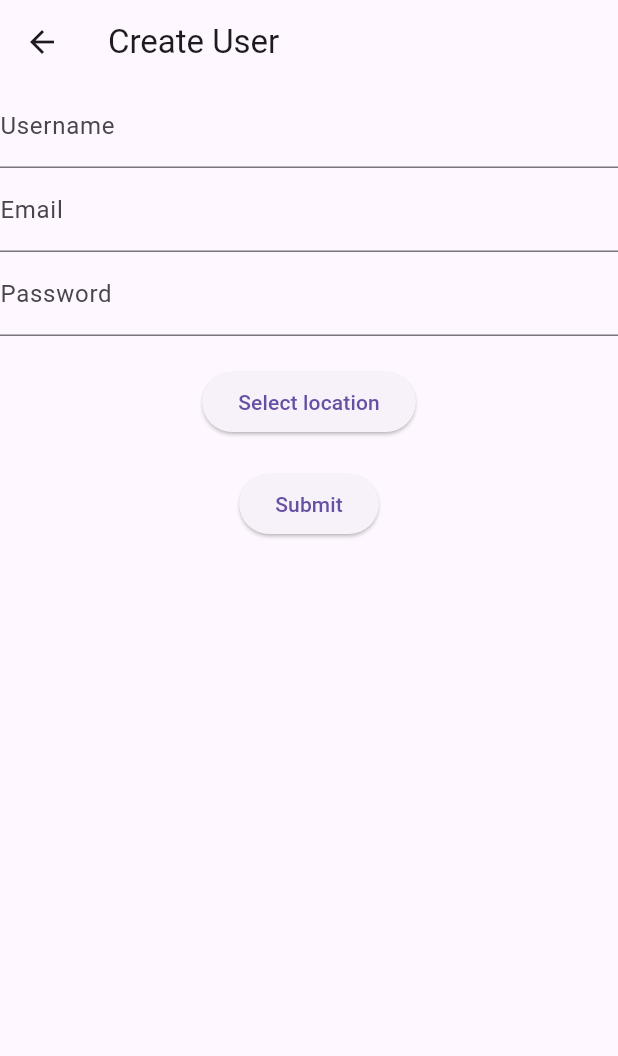
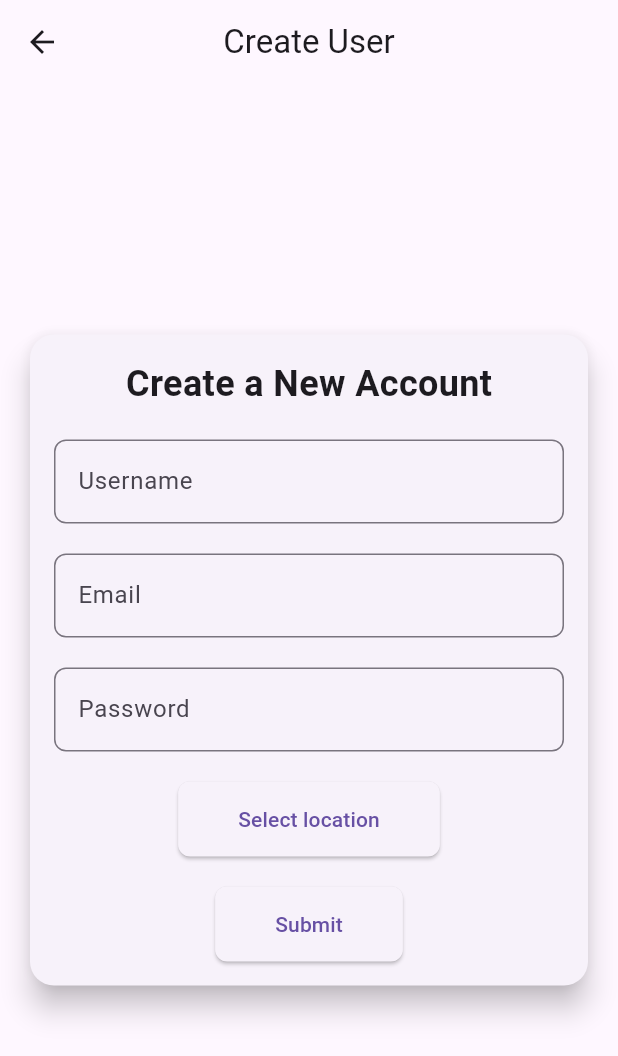
Before and after one commit to CodeByManu/MVP1_PDAI, a Flutter app: the screen it shows after launch, after a tap on "Create User", on a phone screen of 412 x 824 dp. Shown: the top 1056 px of the screen. Run offline on Flutter 3.47's test engine with Material 3 defaults, Android fonts, the phone set to English and light mode, and no system bars; our stand-ins replace flutter_local_notifications, flutter_map, latlong2, permission_handler, sqflite and 1 more; missing offline and left inert: alarm, dart:ffi, tflite_flutter; accounts and stored records are empty.

Commit message:
feat: pretty login

```diff
--- a/MVP1/my_app/lib/User/create_user.dart
+++ b/MVP1/my_app/lib/User/create_user.dart
@@ -3,7 +3,6 @@ import 'package:my_app/map/map.dart';
 import 'user_model.dart';
 import '../db/Database_helper.dart';
 import 'package:latlong2/latlong.dart';
-
 
 class CreateUser extends StatefulWidget {
   @override
@@ -23,23 +22,43 @@ class _CreateUserState extends State<CreateUser> {
     longitude: 0,
   );
 
-  int prin(double? value) {
-    print(value);
-    return 0;
-  }
-
   @override
   Widget build(BuildContext context) {
     return Scaffold(
       appBar: AppBar(
         title: const Text('Create User'),
+        centerTitle: true,
       ),
-      body: Form(
+      body: Center(
+        child: Padding(
+          padding: const EdgeInsets.all(16.0),
+          child: Card(
+            shape: RoundedRectangleBorder(
+              borderRadius: BorderRadius.circular(16),
+            ),
+            elevation: 8,
+            child: Padding(
+              padding: const EdgeInsets.all(16.0),
+              child: Form(
                 key: _formKey,
                 child: Column(
+                  mainAxisSize: MainAxisSize.min,
                   children: <Widget>[
+                    const Text(
+                      'Create a New Account',
+                      style: TextStyle(
+                        fontSize: 24,
+                        fontWeight: FontWeight.bold,
+                      ),
+                    ),
+                    const SizedBox(height: 20),
                     TextFormField(
-              decoration: const InputDecoration(labelText: 'Username'),
+                      decoration: InputDecoration(
+                        labelText: 'Username',
+                        border: OutlineInputBorder(
+                          borderRadius: BorderRadius.circular(8),
+                        ),
+                      ),
                       validator: (value) {
                         if (value == null || value.isEmpty) {
                           return 'Please enter a username';
@@ -50,8 +69,14 @@ class _CreateUserState extends State<CreateUser> {
                         _userSettings.username = value!;
                       },
                     ),
+                    const SizedBox(height: 20),
                     TextFormField(
-              decoration: const InputDecoration(labelText: 'Email'),
+                      decoration: InputDecoration(
+                        labelText: 'Email',
+                        border: OutlineInputBorder(
+                          borderRadius: BorderRadius.circular(8),
+                        ),
+                      ),
                       validator: (value) {
                         if (value == null || value.isEmpty) {
                           return 'Please enter an email';
@@ -62,8 +87,14 @@ class _CreateUserState extends State<CreateUser> {
                         _userSettings.email = value!;
                       },
                     ),
+                    const SizedBox(height: 20),
                     TextFormField(
-              decoration: const InputDecoration(labelText: 'Password'),
+                      decoration: InputDecoration(
+                        labelText: 'Password',
+                        border: OutlineInputBorder(
+                          borderRadius: BorderRadius.circular(8),
+                        ),
+                      ),
                       obscureText: true,
                       validator: (value) {
                         if (value == null || value.isEmpty) {
@@ -84,11 +115,19 @@ class _CreateUserState extends State<CreateUser> {
                         );
 
                         if (result != null) {
+                          setState(() {
                             _userSettings.latitude = result.latitude;
                             _userSettings.longitude = result.longitude;
+                          });
                         }
                       },
                       child: const Text('Select location'),
+                      style: ElevatedButton.styleFrom(
+                        padding: const EdgeInsets.symmetric(horizontal: 40, vertical: 15),
+                        shape: RoundedRectangleBorder(
+                          borderRadius: BorderRadius.circular(8),
+                        ),
+                      ),
                     ),
                     const SizedBox(height: 20),
                     ElevatedButton(
@@ -103,8 +142,19 @@ class _CreateUserState extends State<CreateUser> {
                         }
                       },
                       child: const Text('Submit'),
+                      style: ElevatedButton.styleFrom(
+                        padding: const EdgeInsets.symmetric(horizontal: 40, vertical: 15),
+                        shape: RoundedRectangleBorder(
+                          borderRadius: BorderRadius.circular(8),
+                        ),
+
+                      ),
                     ),
                   ],
+                ),
+              ),
+            ),
+          ),
         ),
       ),
     );
--- a/MVP1/my_app/lib/login_screen.dart
+++ b/MVP1/my_app/lib/login_screen.dart
@@ -19,13 +19,38 @@ class _LoginScreenState extends State<LoginScreen> {
     return Scaffold(
       appBar: AppBar(
         title: const Text('Login'),
+        centerTitle: true,
       ),
-      body: Form(
+      body: Center(
+        child: Padding(
+          padding: const EdgeInsets.all(16.0),
+          child: Card(
+            shape: RoundedRectangleBorder(
+              borderRadius: BorderRadius.circular(16),
+            ),
+            elevation: 8,
+            child: Padding(
+              padding: const EdgeInsets.all(16.0),
+              child: Form(
                 key: _formKey,
                 child: Column(
+                  mainAxisSize: MainAxisSize.min,
                   children: <Widget>[
+                    const Text(
+                      'Welcome Back!',
+                      style: TextStyle(
+                        fontSize: 24,
+                        fontWeight: FontWeight.bold,
+                      ),
+                    ),
+                    const SizedBox(height: 20),
                     TextFormField(
-              decoration: const InputDecoration(labelText: 'Username'),
+                      decoration: InputDecoration(
+                        labelText: 'Username',
+                        border: OutlineInputBorder(
+                          borderRadius: BorderRadius.circular(8),
+                        ),
+                      ),
                       validator: (value) {
                         if (value == null || value.isEmpty) {
                           return 'Please enter a username';
@@ -36,8 +61,14 @@ class _LoginScreenState extends State<LoginScreen> {
                         _username = value!;
                       },
                     ),
+                    const SizedBox(height: 20),
                     TextFormField(
-              decoration: const InputDecoration(labelText: 'Password'),
+                      decoration: InputDecoration(
+                        labelText: 'Password',
+                        border: OutlineInputBorder(
+                          borderRadius: BorderRadius.circular(8),
+                        ),
+                      ),
                       obscureText: true,
                       validator: (value) {
                         if (value == null || value.isEmpty) {
@@ -62,7 +93,6 @@ class _LoginScreenState extends State<LoginScreen> {
                               );
                               Provider.of<UserSession>(context, listen: false).setUser(userSettings);
                               Navigator.pushNamed(context, '/main');
-
                             } else {
                               ScaffoldMessenger.of(context).showSnackBar(
                                 const SnackBar(content: Text('Incorrect password')),
@@ -75,17 +105,29 @@ class _LoginScreenState extends State<LoginScreen> {
                           }
                         }
                       },
-
                       child: const Text('Login'),
+                      style: ElevatedButton.styleFrom(
+                        padding: const EdgeInsets.symmetric(horizontal: 40, vertical: 15),
+                        shape: RoundedRectangleBorder(
+                          borderRadius: BorderRadius.circular(8),
+                        ),
+                      ),
                     ),
                     const SizedBox(height: 20),
-            ElevatedButton(
-              onPressed: () async {
+                    TextButton(
+                      onPressed: () {
                         Navigator.pushNamed(context, '/create_user');
                       },
                       child: const Text('Create User'),
+                      style: TextButton.styleFrom(
+                        padding: const EdgeInsets.symmetric(horizontal: 40, vertical: 15),
+                      ),
                     ),
                   ],
+                ),
+              ),
+            ),
+          ),
         ),
       ),
     );
```
Also changed, not shown: 1 other file. Lines whose indentation alone changed are shown as unchanged.
